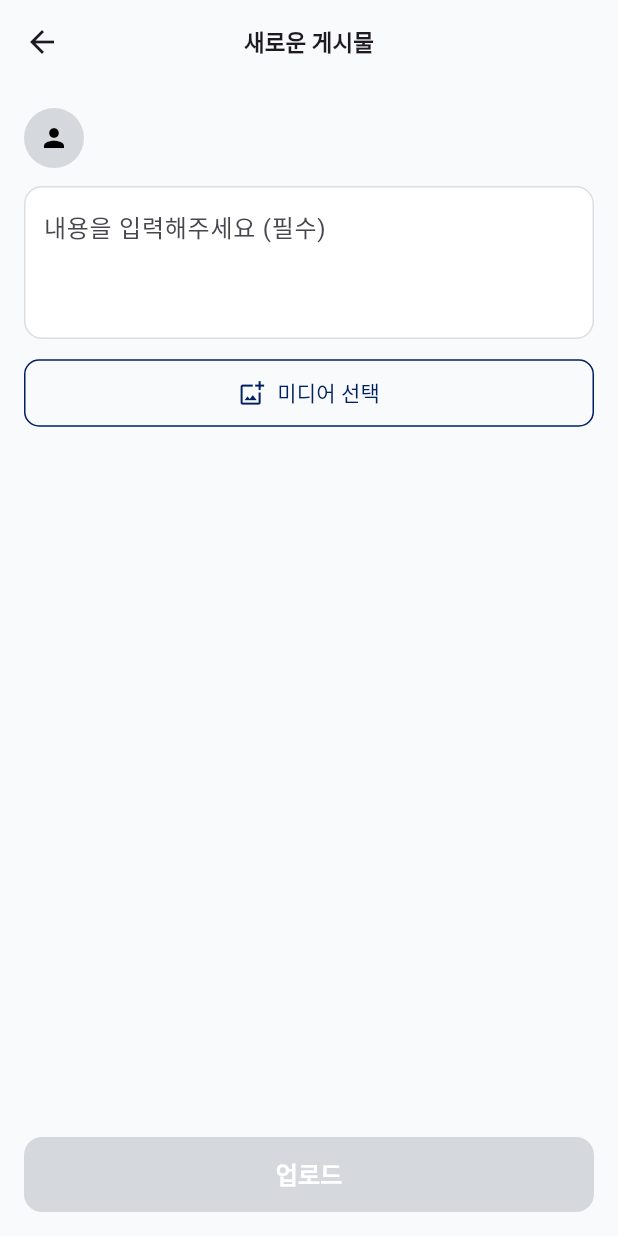
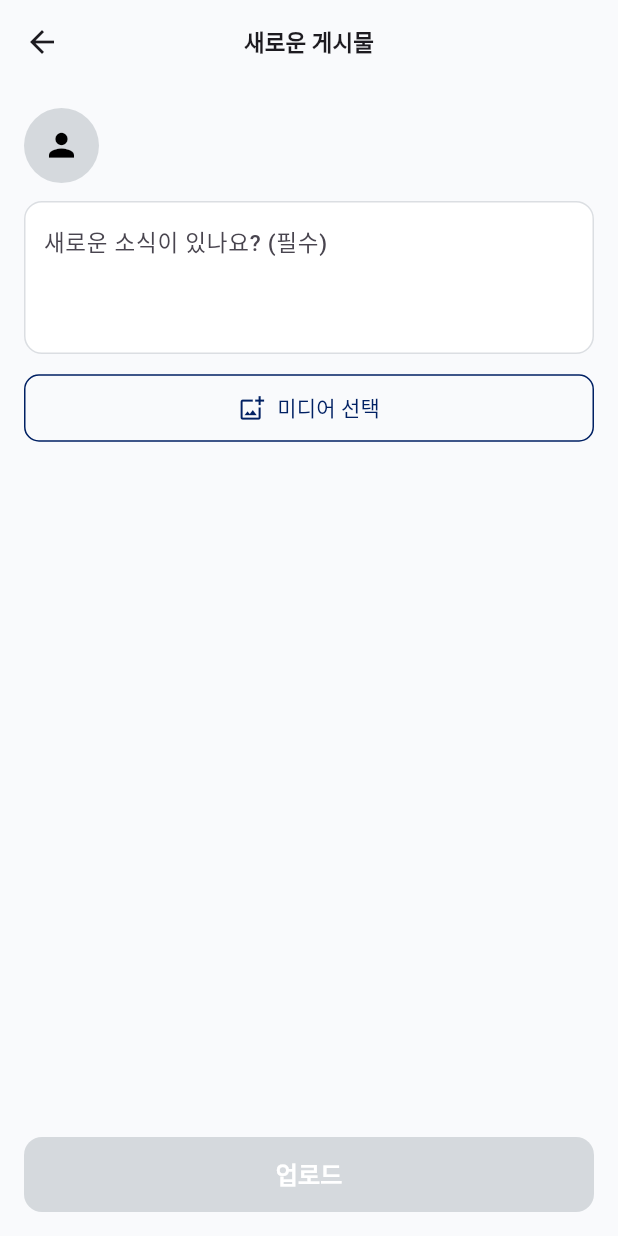
Before and after one commit to Deokwon-Kim/LockerRoom, a Flutter app: the UploadPage screen opened directly, on a phone screen of 412 x 824 dp. Run offline on Flutter 3.47's test engine with Material 3 defaults, Android fonts, the phone set to English and light mode, and no system bars; drawn by our look-alikes of toastification; our stand-ins replace cloud_firestore, contained_tab_bar_view, csv, fade_shimmer, firebase_auth, firebase_core and 4 more; accounts and stored records are empty; generated files the repository leaves out were written again.

Commit message:
feat: 피드 페이지와 업로드 페이지의 UI 개선 및 텍스트 수정

```diff
--- a/lockerroom/lib/page/home/upload_page.dart
+++ b/lockerroom/lib/page/home/upload_page.dart
@@ -83,13 +83,13 @@ class _UploadPageState extends State<UploadPage> {
                           ),
                         )
                       : CircleAvatar(
-                          radius: 20,
+                          radius: 25,
                           backgroundImage: profileProvider.imageUrl != null
                               ? NetworkImage(profileProvider.imageUrl!)
                               : null,
                           backgroundColor: GRAYSCALE_LABEL_300,
                           child: profileProvider.imageUrl == null
-                              ? const Icon(Icons.person, color: BLACK, size: 20)
+                              ? const Icon(Icons.person, color: BLACK, size: 25)
                               : null,
                         ),
                   const SizedBox(width: 12),
@@ -125,7 +125,11 @@ class _UploadPageState extends State<UploadPage> {
                   minLines: 3,
                   onChanged: (_) => setState(() {}),
                   decoration: const InputDecoration(
-                    hintText: '내용을 입력해주세요 (필수)',
+                    hintText: '새로운 소식이 있나요? (필수)',
+                    hintStyle: TextStyle(
+                      fontSize: 15,
+                      fontWeight: FontWeight.w500,
+                    ),
                     border: InputBorder.none,
                   ),
                 ),
@@ -178,12 +182,12 @@ class _UploadPageState extends State<UploadPage> {
                                     decoration: BoxDecoration(
                                       color: Colors.black.withAlpha(160),
                                       shape: BoxShape.circle,
-                                      border: Border.all(
-                                        color: Colors.white,
-                                        width: 1,
-                                      ),
                                     ),
-                                    child: Icon(Icons.close),
+                                    child: Icon(
+                                      Icons.close,
+                                      color: WHITE,
+                                      size: 13,
+                                    ),
                                   ),
                                 ),
                               ),
@@ -204,7 +208,10 @@ class _UploadPageState extends State<UploadPage> {
                     ? null
                     : uploadProvider.pickMultipleMedia,
                 icon: const Icon(Icons.add_photo_alternate_outlined),
-                label: const Text('미디어 선택'),
+                label: const Text(
+                  '미디어 선택',
+                  style: TextStyle(fontWeight: FontWeight.w500),
+                ),
                 style: OutlinedButton.styleFrom(
                   foregroundColor: BUTTON,
                   side: const BorderSide(color: BUTTON),
```
Also changed, not shown: lockerroom/lib/page/home/feed_page.dart (+5 -3 lines), lockerroom/lib/page/home/home_page.dart (+16 -1 lines).
